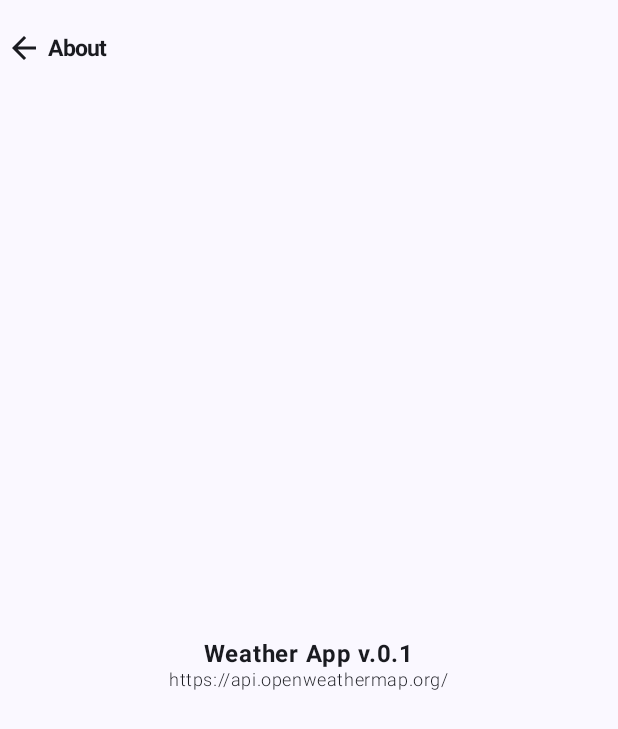
After one commit to ShyamSundhar1411/Weather-App-Kotlin, an Android app built with Jetpack Compose: the AboutScreen screen opened through its navigation route, on a phone screen of 412 x 824 dp. The commit adds this screen. Shown: the top 729 px of the screen. Run offline under Robolectric (Android 15) with nearby library versions, the phone set to English and light mode, and no system bars; our stand-ins replace Dagger/Hilt's generated code.

Commit message:
feat: added about screen

```diff
--- a/app/src/main/java/com/example/jetweatherapp/navigation/WeatherNavigation.kt
+++ b/app/src/main/java/com/example/jetweatherapp/navigation/WeatherNavigation.kt
@@ -8,8 +8,11 @@ import androidx.navigation.compose.composable
 import androidx.navigation.compose.rememberNavController
 import androidx.navigation.navArgument
 import com.example.jetweatherapp.routes.Routes
+import com.example.jetweatherapp.screens.AboutScreen
+import com.example.jetweatherapp.screens.FavoritesScreen
 import com.example.jetweatherapp.screens.MainScreen
 import com.example.jetweatherapp.screens.SearchScreen
+import com.example.jetweatherapp.screens.SettingsScreen
 import com.example.jetweatherapp.screens.SplashScreen
 import com.example.jetweatherapp.viewmodel.MainViewModel
 
@@ -42,5 +45,14 @@ fun WeatherNavigation() {
         composable(Routes.SearchScreen.name) {
             SearchScreen(navController = navController)
         }
+        composable(Routes.AboutScreen.name) {
+            AboutScreen(navController = navController)
+        }
+        composable(Routes.FavoritesScreen.name) {
+            FavoritesScreen(navController = navController)
+        }
+        composable(Routes.SettingsScreen.name) {
+            SettingsScreen(navController = navController)
+        }
     }
 }
--- a/app/src/main/java/com/example/jetweatherapp/routes/Routes.kt
+++ b/app/src/main/java/com/example/jetweatherapp/routes/Routes.kt
@@ -5,6 +5,6 @@ enum class Routes {
     MainScreen,
     SearchScreen,
     AboutScreen,
-    FavoriteScreen,
+    FavoritesScreen,
     SettingsScreen
 }
--- /dev/null
+++ b/app/src/main/java/com/example/jetweatherapp/screens/AboutScreen.kt
@@ -0,0 +1,55 @@
+package com.example.jetweatherapp.screens
+
+import androidx.compose.foundation.layout.Arrangement
+import androidx.compose.foundation.layout.Box
+import androidx.compose.foundation.layout.Column
+import androidx.compose.foundation.layout.fillMaxSize
+import androidx.compose.foundation.layout.padding
+import androidx.compose.material.icons.Icons
+import androidx.compose.material.icons.automirrored.filled.ArrowBack
+import androidx.compose.material.icons.filled.ArrowBack
+import androidx.compose.material3.MaterialTheme
+import androidx.compose.material3.Scaffold
+import androidx.compose.material3.Text
+import androidx.compose.runtime.Composable
+import androidx.compose.ui.Alignment
+import androidx.compose.ui.Modifier
+import androidx.compose.ui.res.stringResource
+import androidx.compose.ui.text.ParagraphStyle
+import androidx.compose.ui.text.font.FontWeight
+import androidx.compose.ui.text.style.TextIndent
+import androidx.navigation.NavController
+import com.example.jetweatherapp.R
+import com.example.jetweatherapp.components.WeatherAppBar
+
+@Composable
+fun AboutScreen(navController: NavController){
+    Scaffold(
+        topBar = {
+            WeatherAppBar(
+                title = "About",
+                icon = Icons.AutoMirrored.Filled.ArrowBack,
+                isMainScreen = false,
+                navController = navController
+            )
+        }
+    ) {
+        Column(modifier =
+        Modifier
+            .fillMaxSize()
+            .padding(it),
+            verticalArrangement = Arrangement.Center,
+            horizontalAlignment = Alignment.CenterHorizontally
+        )
+        {
+           Text(text = stringResource(id = R.string.about_app),
+               style = MaterialTheme.typography.bodyLarge,
+               fontWeight = FontWeight.Bold
+               )
+            Text(text = stringResource(id = R.string.api),
+                style = MaterialTheme.typography.bodySmall,
+                fontWeight = FontWeight.Light
+                )
+        }
+    }
+}
--- a/app/src/main/res/values/strings.xml
+++ b/app/src/main/res/values/strings.xml
@@ -1,3 +1,5 @@
 <resources>
     <string name="app_name">JetWeatherApp</string>
+    <string name="about_app">Weather App v.0.1</string>
+    <string name = "api">https://api.openweathermap.org/</string>
 </resources>
```
Also changed, not shown: app/src/main/java/com/example/jetweatherapp/components/WeaatherAppBar.kt (+10 -1 lines), app/src/main/java/com/example/jetweatherapp/screens/FavoritesScreen.kt (added, +10 -0 lines), app/src/main/java/com/example/jetweatherapp/screens/SettingsScreen.kt (added, +10 -0 lines).
